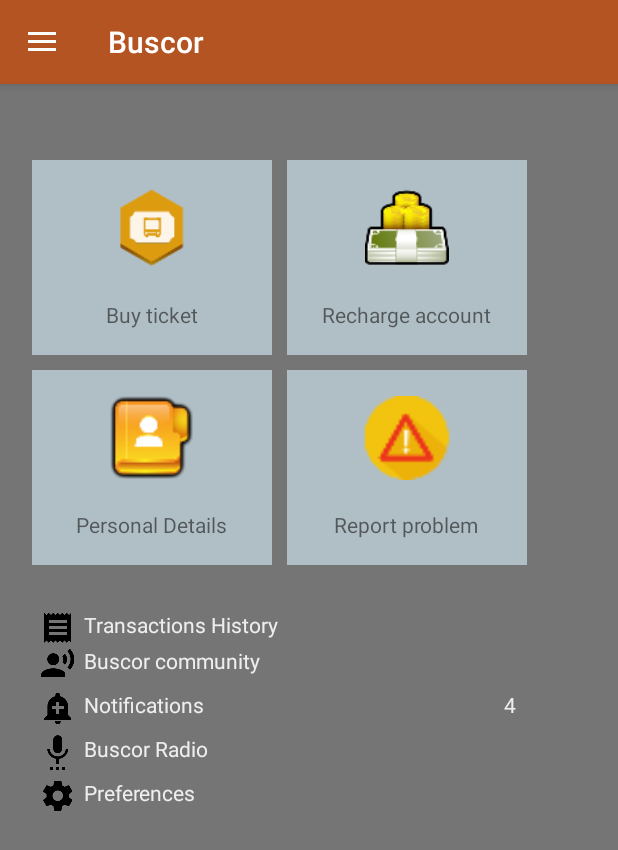
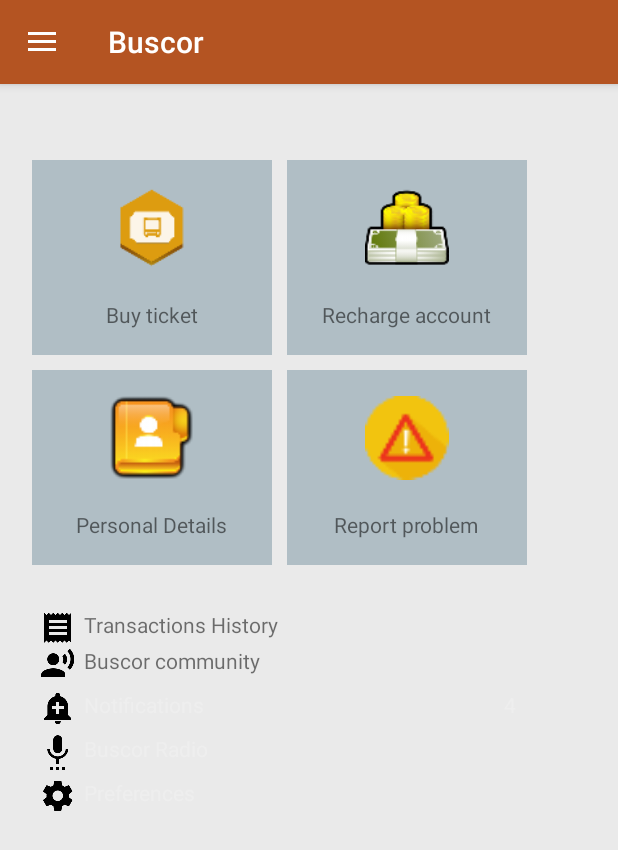
Before and after one commit to Rawj3r/Buscor, an Android app: the Home screen opened directly, with no data from a screen before it, on a phone screen of 412 x 824 dp. Shown: the top 850 px of the screen. Run offline under Robolectric (Android 15) with nearby library versions, the phone set to English and light mode, and no system bars; 1 statement that could not run was skipped.

Commit message:
final demo

```diff
--- a/app/src/main/res/layout/activity_bus_stations.xml
+++ b/app/src/main/res/layout/activity_bus_stations.xml
@@ -26,7 +26,6 @@
             android:layout_width="match_parent"
             android:layout_height="match_parent"
             tools:context="com.digital.wiggle.rn.buscor.BusStations" />
-
     </LinearLayout>
 
 
--- a/app/src/main/res/layout/activity_nearest_bus.xml
+++ b/app/src/main/res/layout/activity_nearest_bus.xml
@@ -21,7 +21,6 @@
                 app:popupTheme="@style/AppTheme.PopupOverlay" />
 
             <fragment xmlns:android="http://schemas.android.com/apk/res/android"
-                xmlns:map="http://schemas.android.com/apk/res-auto"
                 xmlns:tools="http://schemas.android.com/tools"
                 android:id="@+id/map"
                 android:name="com.google.android.gms.maps.SupportMapFragment"
--- a/app/src/main/res/layout/content_home.xml
+++ b/app/src/main/res/layout/content_home.xml
@@ -3,16 +3,14 @@
     xmlns:app="http://schemas.android.com/apk/res-auto"
     xmlns:tools="http://schemas.android.com/tools"
     android:id="@+id/content_home"
-    android:background="#757575"
+    android:background="@color/lightgrey"
     android:layout_width="match_parent"
     android:layout_height="match_parent"
-
     android:paddingBottom="@dimen/activity_vertical_margin"
     android:paddingLeft="@dimen/activity_horizontal_margin"
     android:paddingRight="@dimen/activity_horizontal_margin"
     android:paddingTop="@dimen/activity_vertical_margin"
     app:layout_behavior="@string/appbar_scrolling_view_behavior"
-    xmlns:card_view="http://schemas.android.com/apk/res-auto"
     tools:context="com.digital.wiggle.rn.buscor.Home"
     tools:showIn="@layout/app_bar_home">
 
@@ -33,12 +31,10 @@
                 android:layout_width="match_parent"
                 android:layout_height="wrap_content">
 
-
                 <TextView
                     android:layout_marginLeft="145dp"
                     android:id="@+id/balance"
                     android:layout_marginBottom="10dp"
-                    android:textColor="#EEEEEE"
                     android:layout_width="wrap_content"
                     android:layout_height="wrap_content" />
 
@@ -139,6 +135,7 @@
                         android:text="Report problem"
                         android:layout_width="wrap_content"
                         android:layout_height="wrap_content" />
+
                 </LinearLayout>
 
 
@@ -161,7 +158,7 @@
                     <TextView
                         android:layout_marginLeft="5dp"
                         android:text="Transactions History"
-                        android:textColor="#EEEEEE"
+
                         android:layout_width="wrap_content"
                         android:layout_height="wrap_content" />
 
@@ -178,7 +175,7 @@
                     <TextView
                         android:layout_marginLeft="5dp"
                         android:text="Buscor community"
-                        android:textColor="#EEEEEE"
+
                         android:layout_width="wrap_content"
                         android:layout_height="wrap_content" />
 
--- a/app/src/main/res/values/colors.xml
+++ b/app/src/main/res/values/colors.xml
@@ -4,4 +4,5 @@
     <color name="colorPrimaryDark">#303F9F</color>
     <color name="colorAccent">#FF4081</color>
     <color name="toolbarColor">#B45422</color>
+    <color name="lightgrey">#EAEAEA</color>
 </resources>
```
